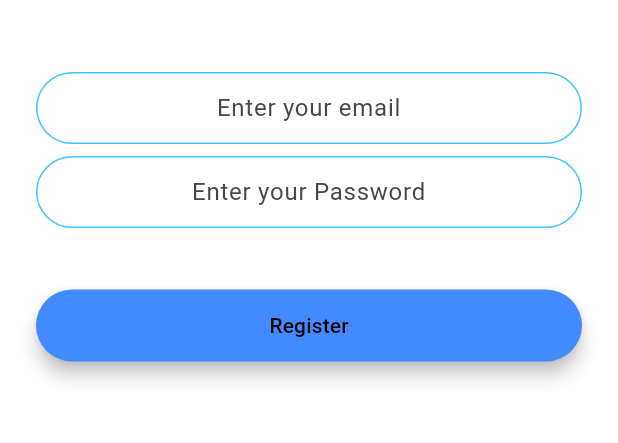
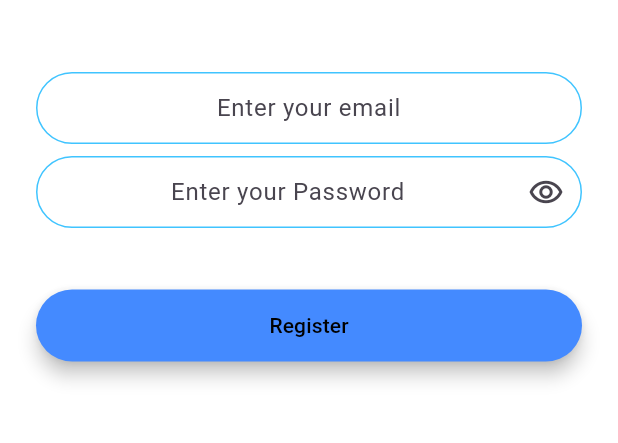
Before and after one commit to MikeAfegbua/anutio_chat_app, a Flutter app: the RegisterScreen screen opened directly, on a phone screen of 412 x 824 dp, the part 384-827 px from its top. Run offline on Flutter 3.47's test engine with Material 3 defaults, Android fonts, the phone set to English and light mode, and no system bars; drawn by our look-alikes of modal_progress_hud_nsn; our stand-ins replace animated_text_kit, firebase_auth, firebase_core; accounts and stored records are empty.

Commit message:
feat: auth login and signup

```diff
--- a/lib/screens/auth_screens/register_screen.dart
+++ b/lib/screens/auth_screens/register_screen.dart
@@ -1,5 +1,11 @@
+// ignore_for_file: use_build_context_synchronously
+
 import 'package:anutio_chat_app/components/input_decorations.dart';
+import 'package:anutio_chat_app/components/navigator_function.dart';
 import 'package:anutio_chat_app/components/rounded_button.dart';
+import 'package:anutio_chat_app/screens/main_screens/chat_page.dart';
+import 'package:firebase_auth/firebase_auth.dart';
+import 'package:flutter/foundation.dart';
 import 'package:flutter/material.dart';
 import 'package:modal_progress_hud_nsn/modal_progress_hud_nsn.dart';
 
@@ -11,10 +17,42 @@ class RegisterScreen extends StatefulWidget {
 }
 
 class _RegisterScreenState extends State<RegisterScreen> {
+  final FirebaseAuth _auth = FirebaseAuth.instance;
+
   late String email;
   late String password;
+  bool isPasswordVisible = false;
 
-  bool isLoading = false;
+  bool showSpinner = false;
+
+  void setBusy(bool isLoading) {
+    setState(() {
+      showSpinner = isLoading;
+    });
+  }
+
+  Future<void> registerUser() async {
+    setBusy(true);
+
+    try {
+      await _auth.createUserWithEmailAndPassword(
+        email: email,
+        password: password,
+      );
+      setBusy(false);
+
+      pushScreen(context, ChatPage());
+    } catch (e) {
+      setBusy(false);
+      if (kDebugMode) {
+        print(e);
+      }
+
+      final snackBar = SnackBar(content: Text(e.toString()));
+
+      ScaffoldMessenger.of(context).showSnackBar(snackBar);
+    }
+  }
 
   @override
   Widget build(BuildContext context) {
@@ -24,7 +62,7 @@ class _RegisterScreenState extends State<RegisterScreen> {
         backgroundColor: Colors.white,
       ),
       body: ModalProgressHUD(
-        inAsyncCall: isLoading,
+        inAsyncCall: showSpinner,
         child: Padding(
           padding: const EdgeInsets.symmetric(horizontal: 24.0),
           child: SingleChildScrollView(
@@ -57,18 +95,46 @@ class _RegisterScreenState extends State<RegisterScreen> {
                 ),
                 TextField(
                   textAlign: TextAlign.center,
-                  obscureText: true,
+                  obscureText: isPasswordVisible,
                   onChanged: (value) {
                     password = value;
                   },
-                  decoration: kTextFieldDecoration.copyWith(
-                      hintText: 'Enter your Password'),
+                  decoration: InputDecoration(
+                    hintText: 'Enter your Password',
+                    contentPadding:
+                        EdgeInsets.symmetric(vertical: 10.0, horizontal: 20.0),
+                    border: OutlineInputBorder(
+                      borderRadius: BorderRadius.all(Radius.circular(32.0)),
+                    ),
+                    enabledBorder: OutlineInputBorder(
+                      borderSide:
+                          BorderSide(color: Colors.lightBlueAccent, width: 1.0),
+                      borderRadius: BorderRadius.all(Radius.circular(32.0)),
+                    ),
+                    focusedBorder: OutlineInputBorder(
+                      borderSide:
+                          BorderSide(color: Colors.lightBlueAccent, width: 2.0),
+                      borderRadius: BorderRadius.all(Radius.circular(32.0)),
+                    ),
+                    suffixIcon: IconButton(
+                      onPressed: () {
+                        setState(() {
+                          isPasswordVisible = !isPasswordVisible;
+                        });
+                      },
+                      icon: Icon(
+                        isPasswordVisible
+                            ? Icons.remove_red_eye
+                            : Icons.remove_red_eye_outlined,
+                      ),
+                    ),
+                  ),
                 ),
                 SizedBox(
                   height: 25,
                 ),
                 RoundedButton(
-                  onPressed: () {},
+                  onPressed: registerUser,
                   myText: 'Register',
                   myColor: Colors.blueAccent,
                 )
```
Also changed, not shown: lib/screens/auth_screens/login_screen.dart (+72 -6 lines), lib/screens/main_screens/chat_page.dart (+35 -0 lines), 4 other files.
